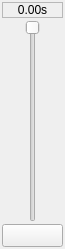
Above: main/vcdockslider.ui from Andersbakken/qlc before the change. Below: the same form after it.
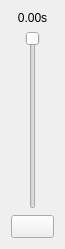
That is the form after the change.

Commit message: Unified the looks of vcslider, consolechannel and vcdockslider.

Patch:
```diff
--- a/main/vcdockslider.ui
+++ b/main/vcdockslider.ui
@@ -18,21 +18,9 @@
   <property name="windowTitle" >
    <string/>
   </property>
-  <layout class="QVBoxLayout" >
-   <property name="spacing" >
-    <number>2</number>
-   </property>
-   <property name="margin" >
-    <number>2</number>
-   </property>
+  <layout class="QVBoxLayout" name="verticalLayout" >
    <item>
     <widget class="QLabel" name="m_valueLabel" >
-     <property name="frameShape" >
-      <enum>QFrame::StyledPanel</enum>
-     </property>
-     <property name="frameShadow" >
-      <enum>QFrame::Sunken</enum>
-     </property>
      <property name="text" >
       <string>0.00s</string>
      </property>
@@ -42,7 +30,20 @@
     </widget>
    </item>
    <item>
-    <layout class="QHBoxLayout" >
+    <layout class="QHBoxLayout" name="horizontalLayout" >
+     <item>
+      <spacer name="horizontalSpacer_2" >
+       <property name="orientation" >
+        <enum>Qt::Horizontal</enum>
+       </property>
+       <property name="sizeHint" stdset="0" >
+        <size>
+         <width>17</width>
+         <height>20</height>
+        </size>
+       </property>
+      </spacer>
+     </item>
      <item>
       <widget class="QSlider" name="m_slider" >
        <property name="sizePolicy" >
@@ -62,6 +63,19 @@
        </property>
       </widget>
      </item>
+     <item>
+      <spacer name="horizontalSpacer" >
+       <property name="orientation" >
+        <enum>Qt::Horizontal</enum>
+       </property>
+       <property name="sizeHint" stdset="0" >
+        <size>
+         <width>17</width>
+         <height>20</height>
+        </size>
+       </property>
+      </spacer>
+     </item>
     </layout>
    </item>
    <item>
```
The commit also changes 3 other files.
